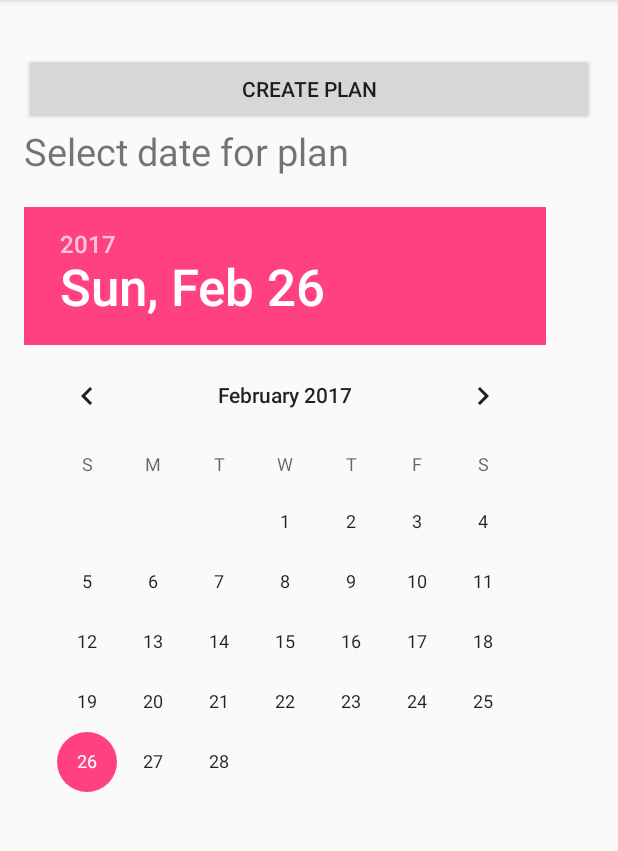
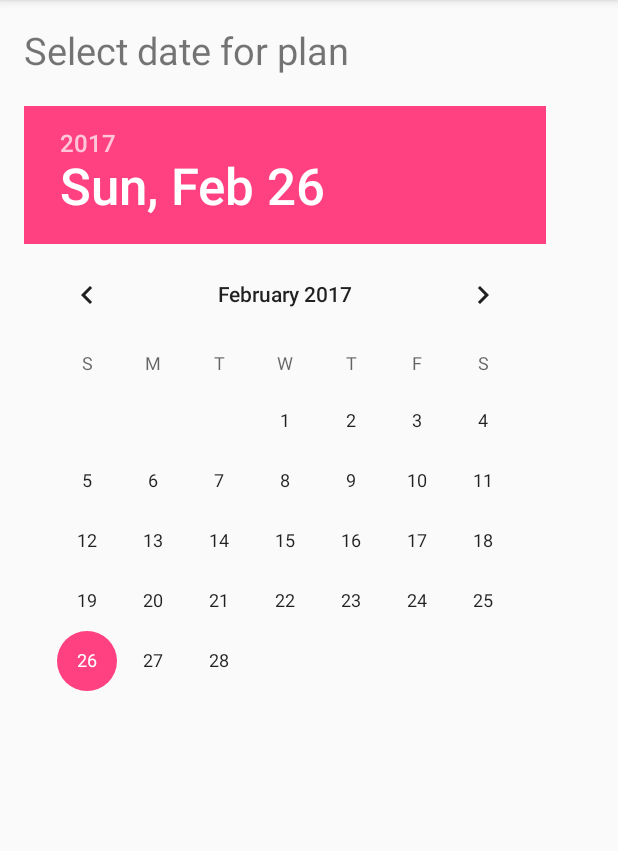
Before and after one commit to jegsoftware/agilebudgeting, an Android app: the screen it shows after launch (MainActivity), on a phone screen of 412 x 824 dp, the part 84-935 px from its top. Run offline under Robolectric (Android 15) with nearby library versions, the phone set to English and light mode, and no system bars.

Commit message:
Removed "Create Plan" button from main activity
This was originally there for early development and testing - superseded
by calendar control for selecting plan date.

```diff
--- a/app/src/main/res/layout/activity_main.xml
+++ b/app/src/main/res/layout/activity_main.xml
@@ -9,16 +9,6 @@
     android:paddingRight="@dimen/activity_horizontal_margin"
     android:paddingTop="@dimen/activity_vertical_margin"
     tools:context="com.example.jonathon.agilebudgeting.MainActivity">
-
-    <Button
-        android:text="@string/planCreateButton"
-        android:layout_width="match_parent"
-        android:layout_height="wrap_content"
-        android:layout_marginTop="19dp"
-        android:id="@+id/createPlanButton"
-        android:layout_alignParentTop="true"
-        android:layout_centerHorizontal="true"
-        android:onClick="createPlan" />
 
     <TextView
         android:text="@string/selectPlanDatePrompt"
```
Also changed, not shown: app/src/main/java/com/example/jonathon/agilebudgeting/MainActivity.java (+0 -7 lines).
